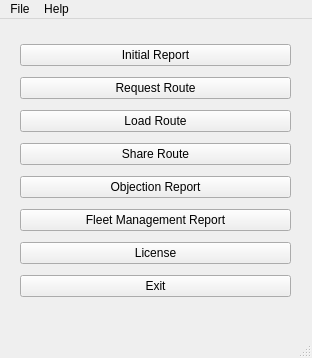
First picture: the form in QtUi/mainWindow.ui, repository heavenlxj/emgui, before the edit.
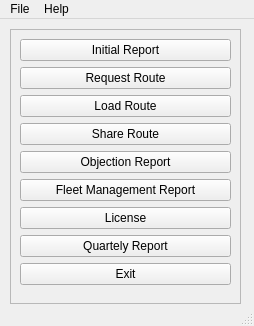
Second picture: the form after the edit.

Diff of the .ui file:
```diff
--- a/QtUi/mainWindow.ui
+++ b/QtUi/mainWindow.ui
@@ -6,23 +6,29 @@
    <rect>
     <x>0</x>
     <y>0</y>
-    <width>312</width>
-    <height>358</height>
+    <width>254</width>
+    <height>326</height>
    </rect>
   </property>
   <property name="windowTitle">
    <string>MainWindow</string>
   </property>
   <widget class="QWidget" name="centralwidget">
-   <widget class="QWidget" name="layoutWidget">
+   <widget class="QFrame" name="frame">
     <property name="geometry">
      <rect>
-      <x>20</x>
-      <y>20</y>
-      <width>271</width>
-      <height>271</height>
+      <x>10</x>
+      <y>10</y>
+      <width>231</width>
+      <height>275</height>
      </rect>
     </property>
+    <property name="frameShape">
+     <enum>QFrame::StyledPanel</enum>
+    </property>
+    <property name="frameShadow">
+     <enum>QFrame::Raised</enum>
+    </property>
     <layout class="QVBoxLayout" name="verticalLayout">
      <item>
       <widget class="QPushButton" name="initialReportBtn">
@@ -73,6 +79,13 @@
        </property>
       </widget>
      </item>
+     <item>
+      <widget class="QPushButton" name="quartelyReportBtn">
+       <property name="text">
+        <string>Quartely Report</string>
+       </property>
+      </widget>
+     </item>
      <item>
       <widget class="QPushButton" name="exitBtn">
        <property name="sizePolicy">
@@ -100,7 +113,7 @@
     <rect>
      <x>0</x>
      <y>0</y>
-     <width>312</width>
+     <width>254</width>
      <height>23</height>
     </rect>
    </property>
```
